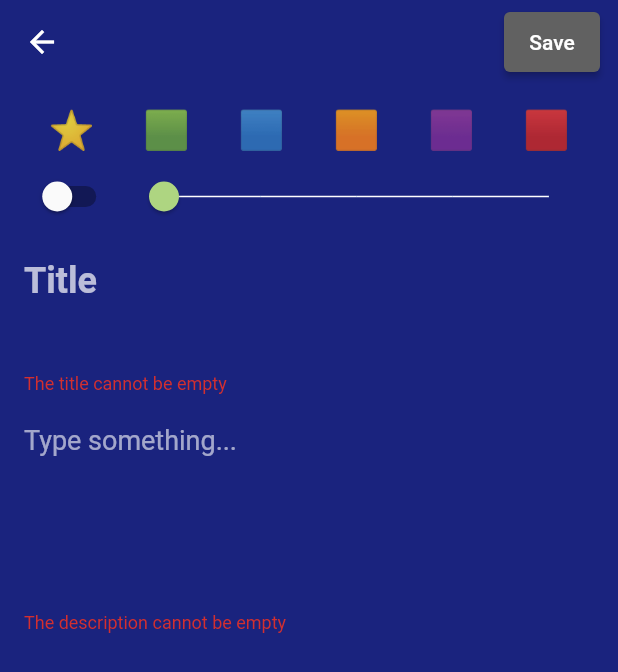
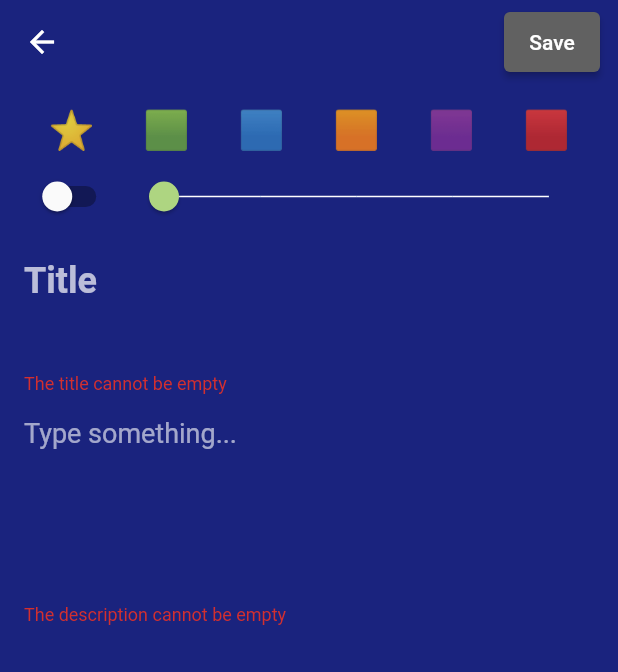
Before and after one commit to martynov-alex/notes-app-flutter, a Flutter app: the AddEditNotePage screen opened directly, after a tap on "Save", on a phone screen of 412 x 824 dp. Shown: the top 672 px of the screen. Run offline on Flutter 3.47's test engine with Material 2 defaults, Android fonts, the phone set to English and light mode, and no system bars; our stand-ins replace sqflite; accounts and stored records are empty.

Commit message:
Final version

```diff
--- a/lib/widget/note_form_widget.dart
+++ b/lib/widget/note_form_widget.dart
@@ -100,7 +100,7 @@ class NoteFormWidget extends StatelessWidget {
                 ],
               ),
               buildTitle(),
-              SizedBox(height: 8),
+              SizedBox(height: 3),
               buildDescription(),
               SizedBox(height: 16),
             ],
```
Also changed, not shown: lib/page/note_detail_page.dart (+5 -3 lines), blob/Screenshot_1.png (added), blob/Screenshot_2.png (added), blob/Screenshot_3.png (added), 1 other file.
